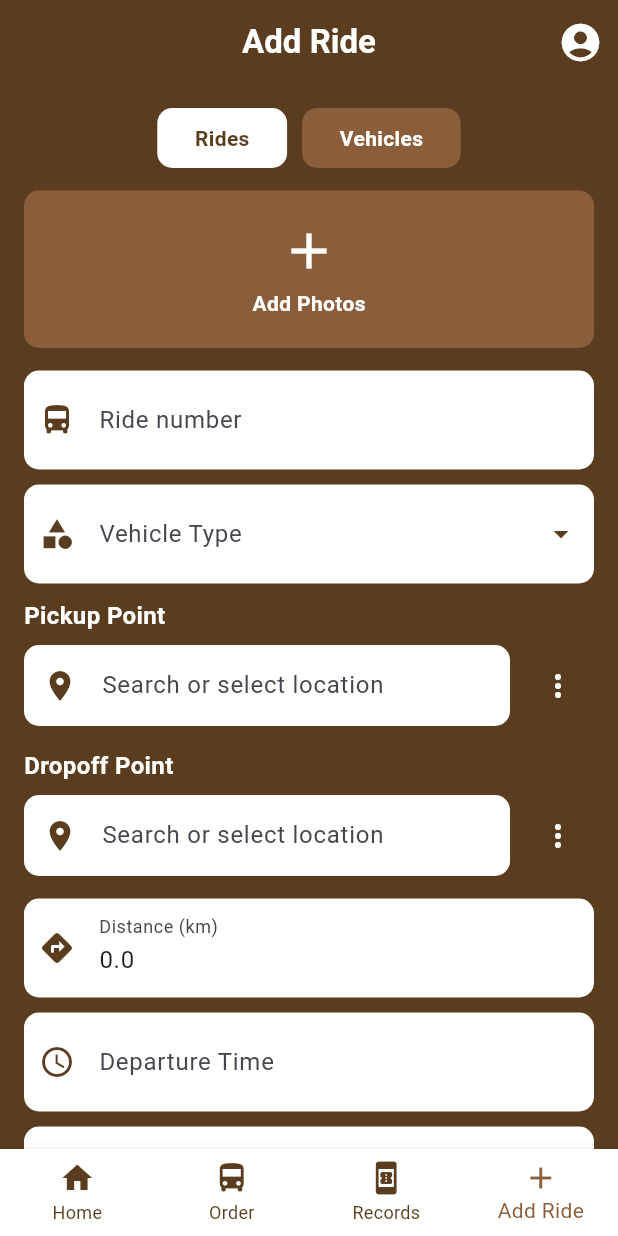
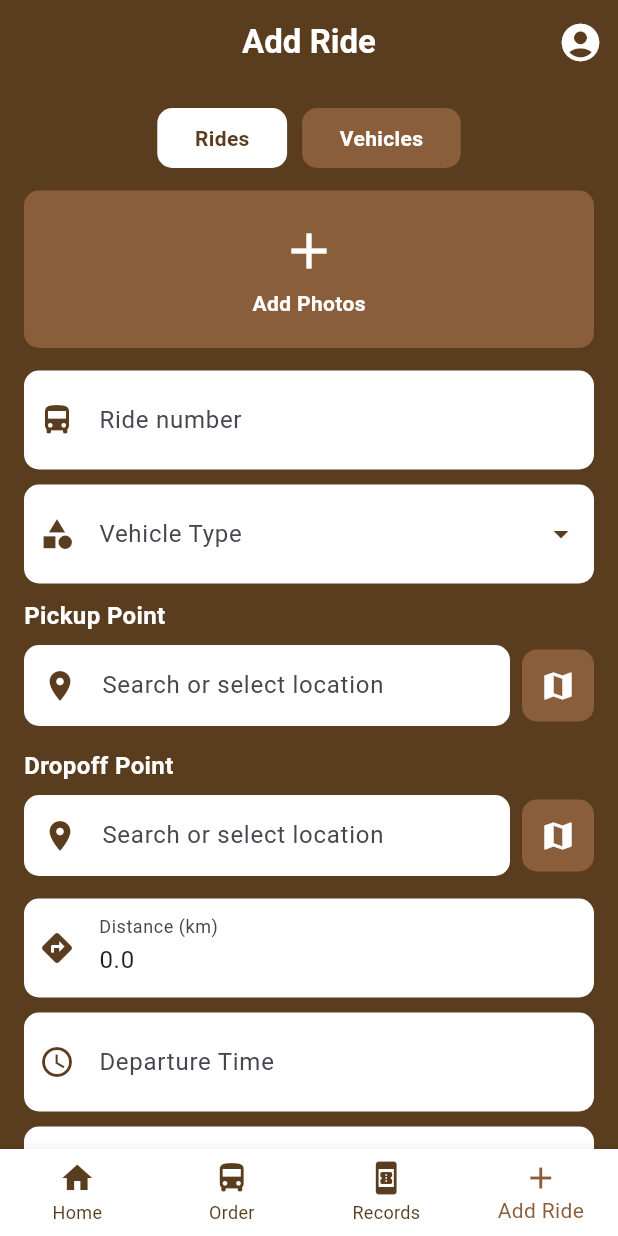
Before and after one commit to bsc-com-0320/public_transport_tracker, a Flutter app: the RidesPage screen opened by its route, on a phone screen of 412 x 824 dp. Run offline on Flutter 3.47's test engine with Material 3 defaults, Android fonts, the phone set to English and light mode, and no system bars; drawn by our look-alikes of flutter_typeahead; our stand-ins replace flutter_map, geocoding, geolocator, google_maps_flutter, image_picker, latlong2 and 1 more; accounts and stored records are empty.

Commit message:
improved the icons

```diff
--- a/lib/RidesPage.dart
+++ b/lib/RidesPage.dart
@@ -427,19 +427,42 @@ class _RidesPageState extends State<RidesPage> {
               ),
             ),
             SizedBox(width: 8),
-            PopupMenuButton(
-              icon: Icon(Icons.more_vert, color: Colors.white),
-              itemBuilder:
-                  (context) => [
-                    PopupMenuItem(
-                      child: Text("Use current location"),
-                      onTap: () => _getCurrentLocation(isPickup),
-                    ),
-                    PopupMenuItem(
-                      child: Text("Select on map"),
-                      onTap: () => _selectOnMap(isPickup),
-                    ),
-                  ],
+            Container(
+              decoration: BoxDecoration(
+                color: Color(0xFF8B5E3B),
+                borderRadius: BorderRadius.circular(10),
+              ),
+              child: IconButton(
+                icon: Icon(Icons.map, color: Colors.white),
+                onPressed: () {
+                  showModalBottomSheet(
+                    context: context,
+                    builder:
+                        (context) => Column(
+                          mainAxisSize: MainAxisSize.min,
+                          children: [
+                            if (isPickup)
+                              ListTile(
+                                leading: Icon(Icons.my_location),
+                                title: Text("Use current location"),
+                                onTap: () {
+                                  Navigator.pop(context);
+                                  _getCurrentLocation(isPickup);
+                                },
+                              ),
+                            ListTile(
+                              leading: Icon(Icons.map),
+                              title: Text("Select on map"),
+                              onTap: () {
+                                Navigator.pop(context);
+                                _selectOnMap(isPickup);
+                              },
+                            ),
+                          ],
+                        ),
+                  );
+                },
+              ),
             ),
           ],
         ),
@@ -807,21 +830,26 @@ class _RidesPageState extends State<RidesPage> {
                         SizedBox(height: 20),
 
                         // Buttons Row
+                        //
                         Row(
                           mainAxisAlignment: MainAxisAlignment.spaceBetween,
                           children: [
+                            // Cancel Button - now with more contrast
                             _buildActionButton(
-                              Icons.cancel,
+                              Icons.close,
                               "Cancel",
-                              Colors.red,
+                              Colors
+                                  .red, // Changed to red for better visibility and standard cancel indication
                               () {
                                 Navigator.pop(context);
                               },
                             ),
+                            // Add Ride/Vehicle Button
                             _buildActionButton(
-                              Icons.check,
+                              Icons.check_circle,
                               _isRideSelected ? "Add Ride" : "Add Vehicle",
-                              Colors.green,
+                              Colors
+                                  .green, // Changed to green for positive action
                               () {
                                 if (_formKey.currentState!.validate()) {
                                   _isRideSelected
@@ -915,18 +943,33 @@ class _RidesPageState extends State<RidesPage> {
   ) {
     return Column(
       children: [
-        CircleAvatar(
-          radius: 25,
-          backgroundColor: color,
+        Container(
+          decoration: BoxDecoration(
+            color: color.withOpacity(0.2),
+            borderRadius: BorderRadius.circular(30),
+            border: Border.all(color: color, width: 2),
+          ),
           child: IconButton(
-            icon: Icon(icon, color: Colors.white, size: 30),
+            icon: Icon(
+              icon,
+              color:
+                  Colors
+                      .white, // Changed from color to white for better visibility
+              size: 30,
+            ),
             onPressed: onPressed,
           ),
         ),
         SizedBox(height: 5),
         Text(
           label,
-          style: TextStyle(color: color, fontWeight: FontWeight.bold),
+          style: TextStyle(
+            color:
+                Colors
+                    .white, // Changed from color to white for better visibility
+            fontWeight: FontWeight.bold,
+            fontSize: 14,
+          ),
         ),
       ],
     );
```
Also changed, not shown: lib/OrderPage.dart (+73 -37 lines).
